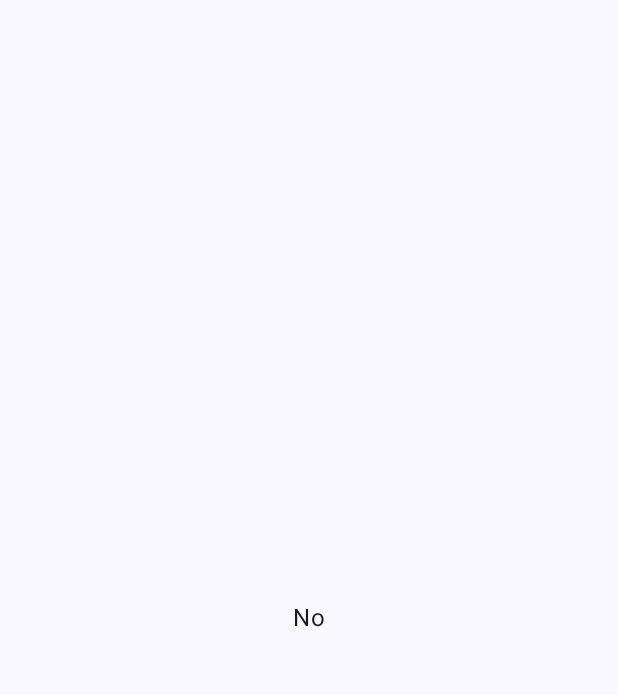
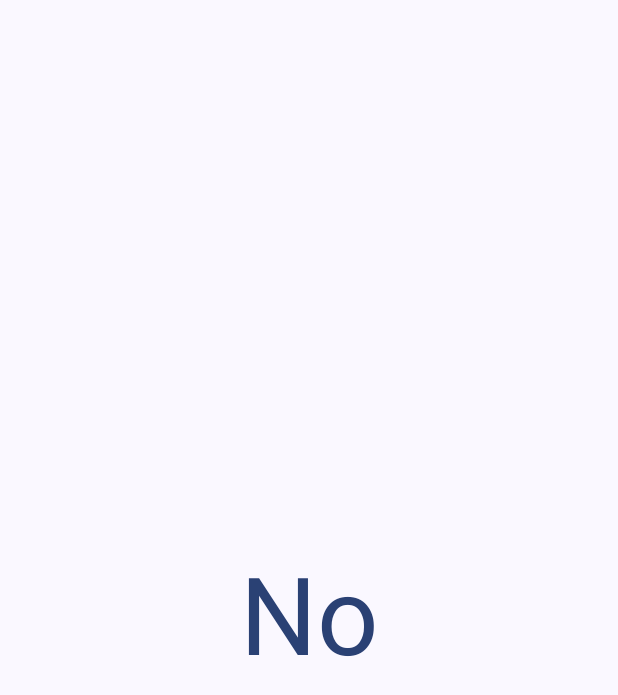
Before and after one commit to ngokani/IsItFriday, an Android app built with Jetpack Compose: the screen it shows after launch (MainActivity), on a phone screen of 412 x 824 dp. Before the commit the part shown is almost empty. Shown: the top 695 px of the screen. Run offline under Robolectric (Android 15) with nearby library versions, the light colour scheme and no system bars.

Commit message:
Theme the UI components

```diff
--- a/app/src/main/java/uk/co/technikhil/isitfriday/ui/screens/Answer.kt
+++ b/app/src/main/java/uk/co/technikhil/isitfriday/ui/screens/Answer.kt
@@ -1,18 +1,25 @@
 package uk.co.technikhil.isitfriday.ui.screens
 
+import android.content.res.Configuration
+import androidx.compose.foundation.background
 import androidx.compose.foundation.layout.Arrangement
 import androidx.compose.foundation.layout.Column
 import androidx.compose.foundation.layout.fillMaxSize
+import androidx.compose.material3.MaterialTheme
 import androidx.compose.material3.Text
 import androidx.compose.runtime.Composable
 import androidx.compose.runtime.getValue
 import androidx.compose.ui.Alignment
 import androidx.compose.ui.Modifier
 import androidx.compose.ui.res.stringResource
+import androidx.compose.ui.text.TextStyle
+import androidx.compose.ui.tooling.preview.Preview
+import androidx.compose.ui.unit.sp
 import androidx.lifecycle.viewmodel.compose.viewModel
 import androidx.navigation.NavHostController
 import androidx.navigation.compose.rememberNavController
 import uk.co.technikhil.isitfriday.R
+import uk.co.technikhil.isitfriday.ui.theme.IsItFridayTheme
 import uk.co.technikhil.isitfriday.ui.viewmodels.AnswerViewModel
 
 @Composable
@@ -23,13 +30,51 @@
     val viewModel = viewModel<AnswerViewModel>()
     val answerState by viewModel.answer
 
+    AnswerText(modifier, answerState)
+}
+
+@Composable
+private fun AnswerText(modifier: Modifier, answerState: Boolean) {
     Column(
-        modifier = modifier.fillMaxSize(),
+        modifier = modifier
+            .fillMaxSize()
+            .background(MaterialTheme.colorScheme.background),
         verticalArrangement = Arrangement.Center,
         horizontalAlignment = Alignment.CenterHorizontally
     ) {
         Text(
-            text = stringResource(id = if (answerState) R.string.yes else R.string.no)
+            text = stringResource(
+                id =
+                if (answerState) {
+                    R.string.yes
+                } else {
+                    R.string.no
+                }
+            ),
+            style = TextStyle(fontSize = 72.sp),
+            color = MaterialTheme.colorScheme.primary
         )
     }
 }
+
+@Preview(showBackground = true, showSystemUi = true)
+@Composable
+fun AnswerPreviewLightMode() {
+    IsItFridayTheme {
+        AnswerText(
+            modifier = Modifier,
+            answerState = true
+        )
+    }
+}
+
+@Preview(showBackground = true, showSystemUi = true, uiMode = Configuration.UI_MODE_NIGHT_YES)
+@Composable
+fun AnswerPreviewDarkMode() {
+    IsItFridayTheme {
+        AnswerText(
+            modifier = Modifier,
+            answerState = true
+        )
+    }
+}
--- a/app/src/main/java/uk/co/technikhil/isitfriday/ui/theme/Color.kt
+++ b/app/src/main/java/uk/co/technikhil/isitfriday/ui/theme/Color.kt
@@ -2,10 +2,12 @@
 
 import androidx.compose.ui.graphics.Color
 
+val Black = Color.Black
 val Purple80 = Color(0xFFD0BCFF)
 val PurpleGrey80 = Color(0xFFCCC2DC)
 val Pink80 = Color(0xFFEFB8C8)
 
+val White = Color.White
 val Purple40 = Color(0xFF6650a4)
 val PurpleGrey40 = Color(0xFF625b71)
 val Pink40 = Color(0xFF7D5260)
--- a/app/src/main/java/uk/co/technikhil/isitfriday/ui/theme/Theme.kt
+++ b/app/src/main/java/uk/co/technikhil/isitfriday/ui/theme/Theme.kt
@@ -11,13 +11,13 @@
 import androidx.compose.ui.platform.LocalContext
 
 private val DarkColorScheme = darkColorScheme(
-    primary = Purple80,
+    primary = White,
     secondary = PurpleGrey80,
     tertiary = Pink80
 )
 
 private val LightColorScheme = lightColorScheme(
-    primary = Purple40,
+    primary = Black,
     secondary = PurpleGrey40,
     tertiary = Pink40
 
```
Also changed, not shown: app/src/main/java/uk/co/technikhil/isitfriday/MainActivity.kt (+0 -11 lines).
